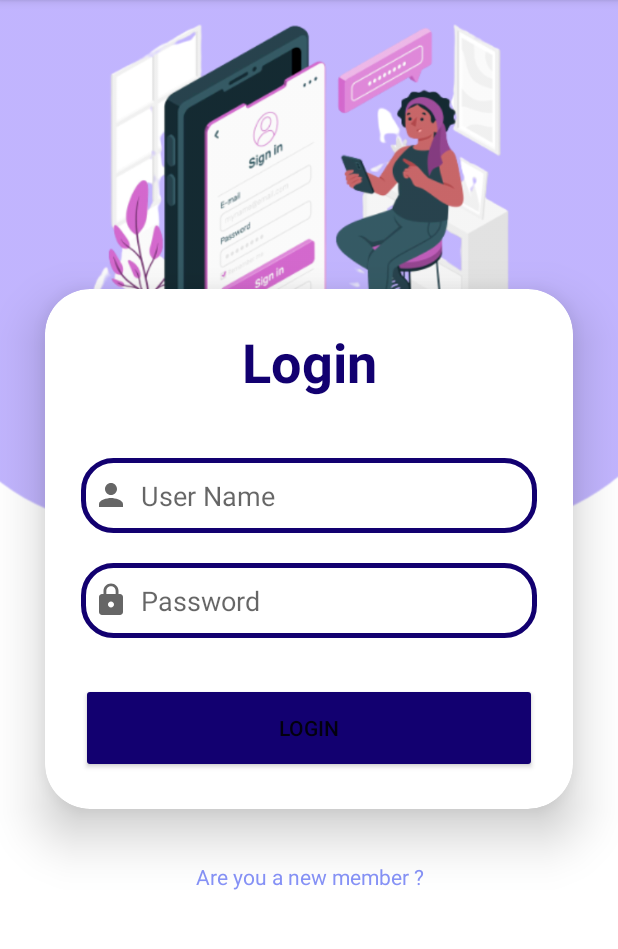
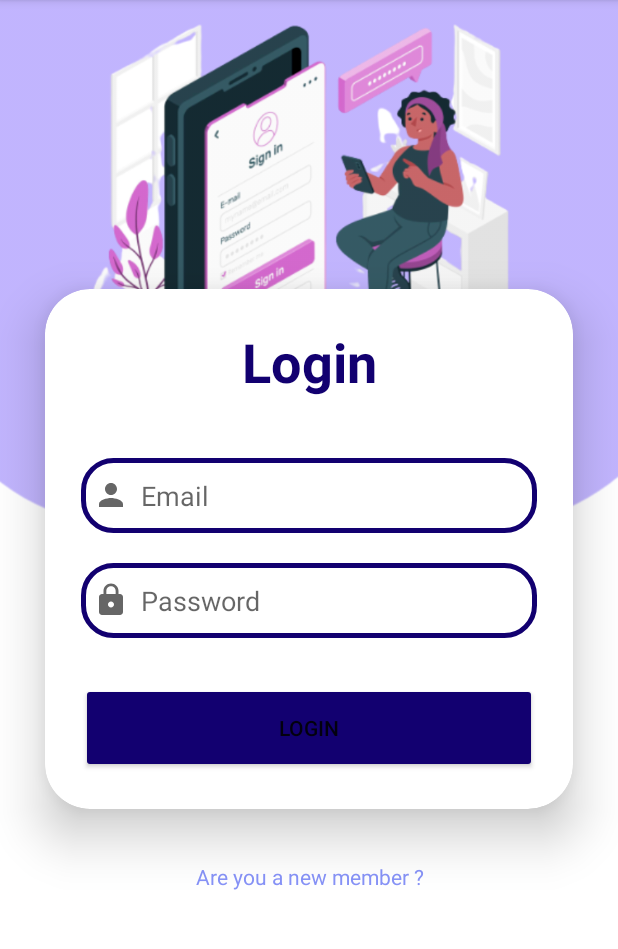
Before and after one commit to DevinMunasinghe/fuelBuddy-frontend, an Android app: the MainActivity screen opened directly, with no data from a screen before it, on a phone screen of 412 x 824 dp, the part 84-1033 px from its top. Run offline under Robolectric (Android 15) with nearby library versions, the phone set to English and light mode, and no system bars.

Commit message:
login-email-text-changed

```diff
--- a/app/src/main/res/layout/activity_main.xml
+++ b/app/src/main/res/layout/activity_main.xml
@@ -39,11 +39,11 @@
             <EditText
                 android:layout_width="match_parent"
                 android:layout_height="50dp"
-                android:id="@+id/userNameInput"
+                android:id="@+id/emailInput"
                 android:background="@drawable/custom_edittext"
                 android:drawableLeft="@drawable/ic_baseline_person_24"
                 android:drawablePadding="8dp"
-                android:hint="@string/loginUserName"
+                android:hint="@string/email"
                 android:padding="8dp"
                 android:textColor="@color/black"
                 android:textColorHighlight="@color/cardview_dark_background"
```
